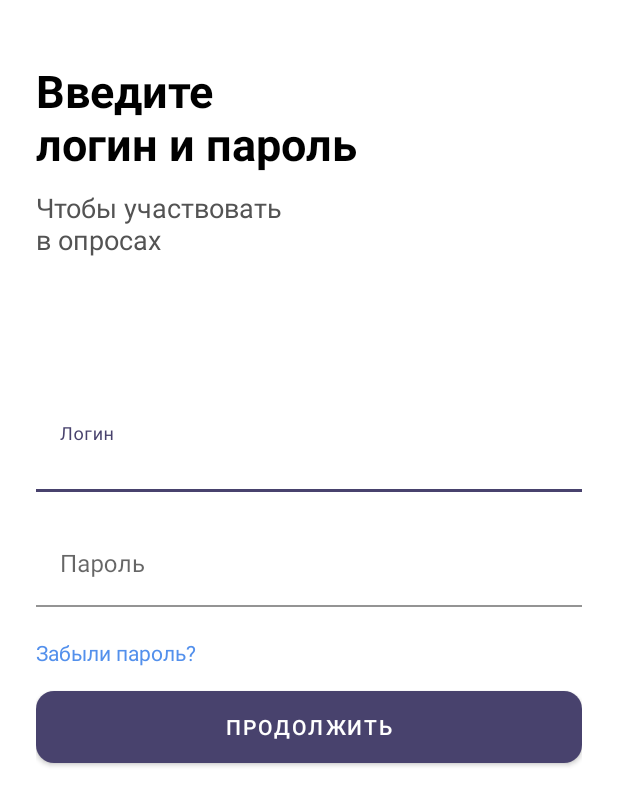
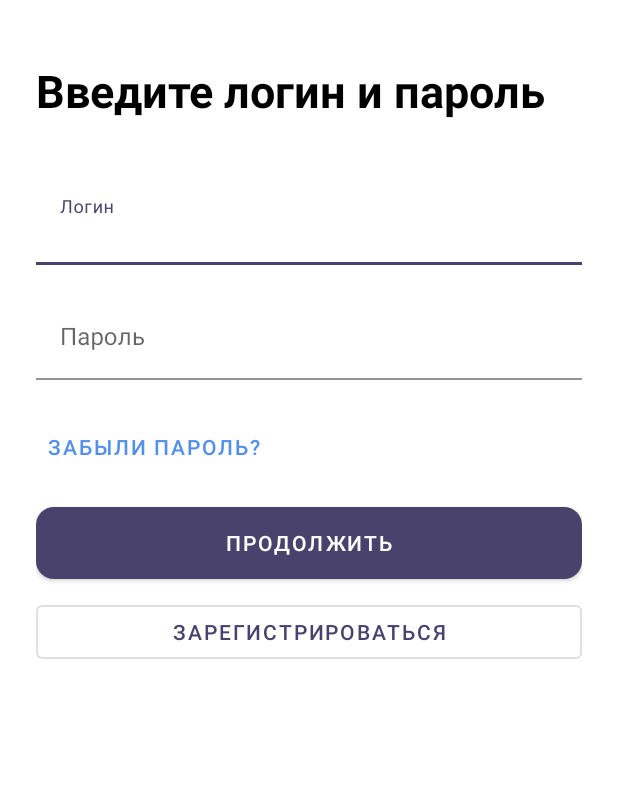
Before and after one commit to m4xxx1m/FormZilla, an Android app: the screen it shows after launch (LoginActivity), on a phone screen of 412 x 824 dp. Shown: the top 806 px of the screen. Run offline under Robolectric (Android 15) with nearby library versions, the phone set to English and light mode, and no system bars.

Commit message:
some changes

```diff
--- a/app/src/main/res/layout/activity_login.xml
+++ b/app/src/main/res/layout/activity_login.xml
@@ -4,45 +4,41 @@
     xmlns:tools="http://schemas.android.com/tools"
     android:layout_width="match_parent"
     android:layout_height="match_parent"
-    tools:context=".activities.LoginActivity">
-
-    <FrameLayout
-        android:layout_width="match_parent"
-        android:layout_height="match_parent"
-        android:layout_marginStart="24dp"
-        android:layout_marginTop="40dp"
-        android:layout_marginEnd="24dp"
-        android:layout_marginBottom="200dp"
-        app:layout_constraintBottom_toBottomOf="parent"
-        app:layout_constraintEnd_toEndOf="parent"
-        app:layout_constraintStart_toStartOf="parent"
-        app:layout_constraintTop_toTopOf="parent">
+    tools:context=".activities.LoginActivity"
+    android:paddingVertical="40dp"
+    android:paddingHorizontal="24dp">
 
         <LinearLayout
             android:layout_width="match_parent"
             android:layout_height="match_parent"
-            android:orientation="vertical">
+            android:orientation="vertical"
+
+            app:layout_constraintBottom_toBottomOf="parent"
+            app:layout_constraintEnd_toEndOf="parent"
+            app:layout_constraintStart_toStartOf="parent"
+            app:layout_constraintTop_toTopOf="parent">
 
             <TextView
                 android:id="@+id/textView"
                 android:layout_width="match_parent"
                 android:layout_height="wrap_content"
-                android:layout_marginBottom="10dp"
-                android:text="Введите\nлогин и пароль"
+                android:layout_marginBottom="40dp"
+                android:text="@string/enter_login_and_password"
                 android:textAlignment="textStart"
                 android:textColor="#000000"
                 android:textSize="30sp"
                 android:textStyle="bold" />
 
-            <TextView
-                android:id="@+id/textView3"
-                android:layout_width="match_parent"
-                android:layout_height="wrap_content"
-                android:layout_marginBottom="100dp"
-                android:text="Чтобы участвовать\nв опросах"
-                android:textAlignment="viewStart"
-                android:textColor="#535353"
-                android:textSize="18sp" />
+
+<!--            <TextView-->
+<!--                android:id="@+id/textView3"-->
+<!--                android:layout_width="match_parent"-->
+<!--                android:layout_height="wrap_content"-->
+<!--                android:layout_marginBottom="100dp"-->
+<!--                android:text="Чтобы участвовать в опросах"-->
+<!--                android:textAlignment="viewStart"-->
+<!--                android:textColor="#535353"-->
+<!--                android:textSize="18sp" />-->
 
             <com.google.android.material.textfield.TextInputLayout
                 android:id="@+id/editTextTextLogin"
@@ -54,7 +50,7 @@
                     android:layout_width="match_parent"
                     android:layout_height="wrap_content"
                     android:background="@color/white"
-                    android:hint="Логин" />
+                    android:hint="@string/login" />
             </com.google.android.material.textfield.TextInputLayout>
 
             <com.google.android.material.textfield.TextInputLayout
@@ -67,15 +63,16 @@
                     android:layout_width="match_parent"
                     android:layout_height="wrap_content"
                     android:background="@color/white"
-                    android:hint="Пароль" />
+                    android:hint="@string/password" />
             </com.google.android.material.textfield.TextInputLayout>
 
-            <TextView
+            <com.google.android.material.button.MaterialButton
                 android:id="@+id/textView5"
-                android:layout_width="match_parent"
+                style="@style/Widget.MaterialComponents.Button.TextButton"
+                android:layout_width="wrap_content"
                 android:layout_height="wrap_content"
                 android:layout_marginBottom="10dp"
-                android:text="Забыли пароль?"
+                android:text="@string/forgot_password"
                 android:textColor="#5390EC" />
 
 
@@ -83,11 +80,16 @@
                 android:id="@+id/continue_button"
                 android:layout_width="match_parent"
                 android:layout_height="60dp"
-                android:text="Продолжить"
+                android:text="@string/next"
+                android:layout_marginBottom="5dp"
                 app:cornerRadius="12dp" />
+            <com.google.android.material.button.MaterialButton
+                android:layout_width="match_parent"
+                android:layout_height="wrap_content"
+                style="@style/Widget.MaterialComponents.Button.OutlinedButton"
+                android:text="@string/sign_up"
+                android:id="@+id/sign_up" />
 
         </LinearLayout>
 
-    </FrameLayout>
-
 </androidx.constraintlayout.widget.ConstraintLayout>
--- a/app/src/main/res/layout/activity_main_staff.xml
+++ b/app/src/main/res/layout/activity_main_staff.xml
@@ -13,6 +13,8 @@
         <androidx.appcompat.widget.Toolbar
             android:id="@+id/toolbar"
             android:layout_height="?attr/actionBarSize"
+            app:title="@string/available_forms"
+            app:titleTextColor="@color/white"
             android:layout_width="match_parent"/>
 
     </com.google.android.material.appbar.AppBarLayout>
--- a/app/src/main/res/values-night/themes.xml
+++ /dev/null
@@ -1,16 +0,0 @@
-<resources xmlns:tools="http://schemas.android.com/tools">
-    <!-- Base application theme. -->
-    <style name="Theme.FormZilla" parent="Theme.MaterialComponents.DayNight.NoActionBar">
-        <!-- Primary brand color. -->
-        <item name="colorPrimary">@color/purple_200</item>
-        <item name="colorPrimaryVariant">@color/purple_700</item>
-        <item name="colorOnPrimary">@color/black</item>
-        <!-- Secondary brand color. -->
-        <item name="colorSecondary">@color/teal_200</item>
-        <item name="colorSecondaryVariant">@color/teal_200</item>
-        <item name="colorOnSecondary">@color/black</item>
-        <!-- Status bar color. -->
-        <item name="android:statusBarColor" tools:targetApi="l">?attr/colorPrimaryVariant</item>
-        <!-- Customize your theme here. -->
-    </style>
-</resources>
--- a/app/src/main/res/values/strings.xml
+++ b/app/src/main/res/values/strings.xml
@@ -1,3 +1,10 @@
 <resources>
     <string name="app_name">FormZilla</string>
+    <string name="available_forms">Доступные опросы</string>
+    <string name="enter_login_and_password">Введите логин и пароль</string>
+    <string name="login">Логин</string>
+    <string name="password">Пароль</string>
+    <string name="forgot_password">Забыли пароль?</string>
+    <string name="next">Продолжить</string>
+    <string name="sign_up">Зарегистрироваться</string>
 </resources>
--- a/app/src/main/res/values/themes.xml
+++ b/app/src/main/res/values/themes.xml
@@ -1,6 +1,6 @@
 <resources xmlns:tools="http://schemas.android.com/tools">
     <!-- Base application theme. -->
-    <style name="Theme.FormZilla" parent="Theme.MaterialComponents.DayNight.NoActionBar">
+    <style name="Theme.FormZilla" parent="Theme.MaterialComponents.Light.NoActionBar">
         <!-- Primary brand color. -->
         <item name="colorPrimary">@color/primary</item>
         <item name="colorOnPrimary">@color/white</item>
```
